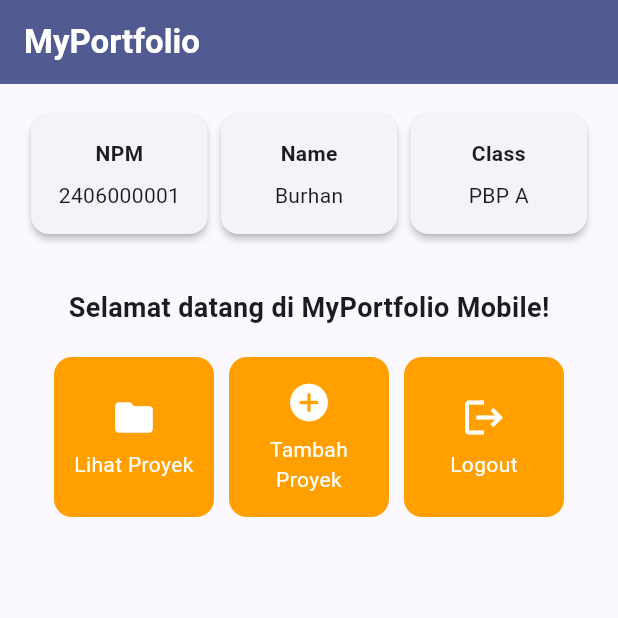
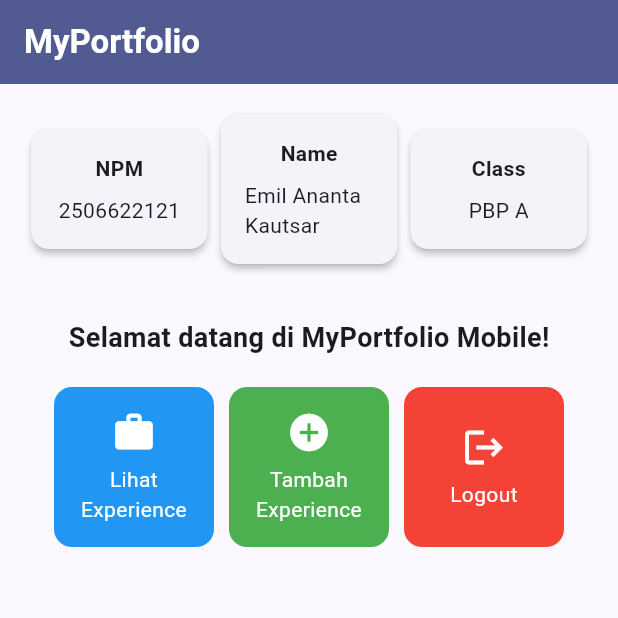
Before and after one commit to KulyJawa/myportofolio_mobile, a Flutter app: the screen it shows after launch, on a phone screen of 412 x 824 dp, the top half of it. Run offline on Flutter 3.47's test engine with Material 3 defaults, Android fonts, the phone set to English and light mode, and no system bars.

Commit message:
feat: Menyelesaikan tugas 7 portofolio dan dokumentasi

```diff
--- a/lib/menu.dart
+++ b/lib/menu.dart
@@ -3,14 +3,14 @@ import 'package:flutter/material.dart';
 class MyHomePage extends StatelessWidget {
   MyHomePage({super.key});
 
-  final String npm = "2406000001";
-  final String nama = "Burhan";
+  final String npm = "2506622121";
+  final String nama = "Emil Ananta Kautsar";
   final String kelas = "PBP A";
 
   final List<ItemHomepage> items = [
-    ItemHomepage("Lihat Proyek", Icons.folder),
-    ItemHomepage("Tambah Proyek", Icons.add_circle),
-    ItemHomepage("Logout", Icons.logout),
+    ItemHomepage("Lihat Experience", Icons.work, Colors.blue,),
+    ItemHomepage("Tambah Experience", Icons.add_circle, Colors.green,),
+    ItemHomepage("Logout", Icons.logout, Colors.red,),
   ];
 
   @override
@@ -109,8 +109,9 @@ class InfoCard extends StatelessWidget {
 class ItemHomepage {
   final String name;
   final IconData icon;
+  final Color color;
 
-  ItemHomepage(this.name, this.icon);
+  ItemHomepage(this.name, this.icon, this.color);
 }
 
 class ItemCard extends StatelessWidget {
@@ -121,7 +122,7 @@ class ItemCard extends StatelessWidget {
   @override
   Widget build(BuildContext context) {
     return Material(
-      color: Theme.of(context).colorScheme.secondary,
+      color: item.color,
       borderRadius: BorderRadius.circular(12),
       child: InkWell(
         borderRadius: BorderRadius.circular(12),
```
Also changed, not shown: 1 other file.
